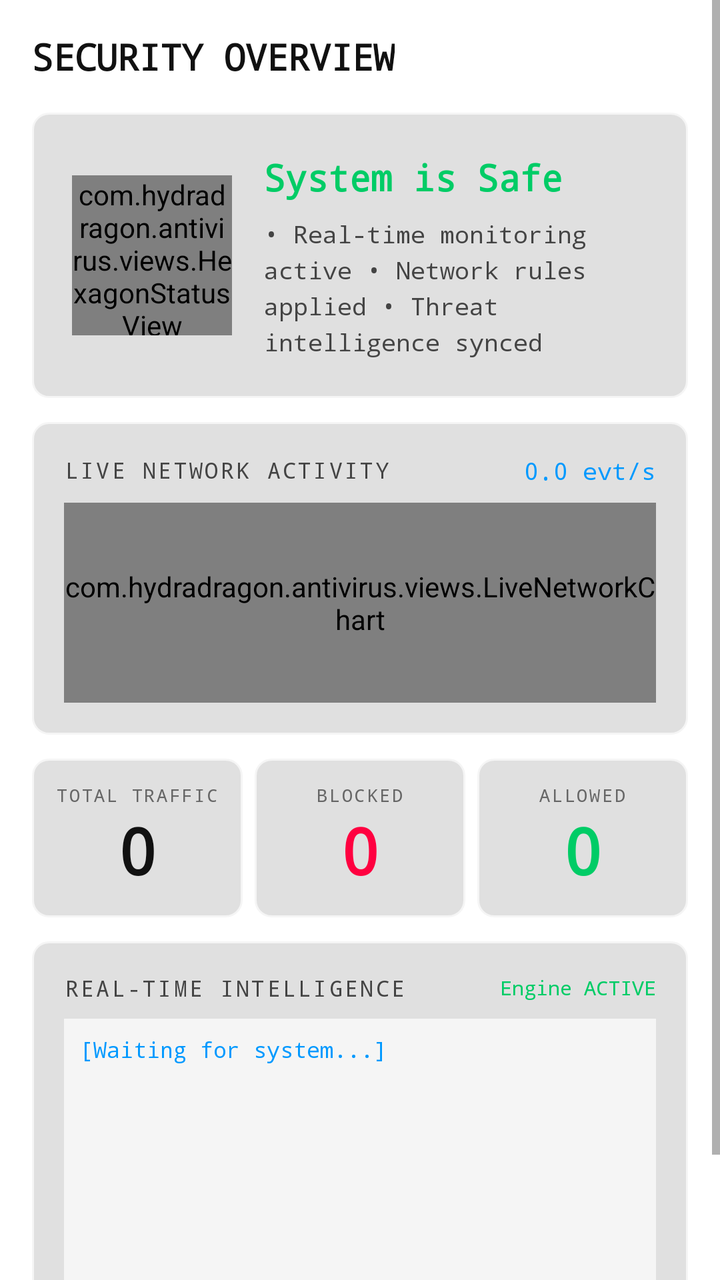
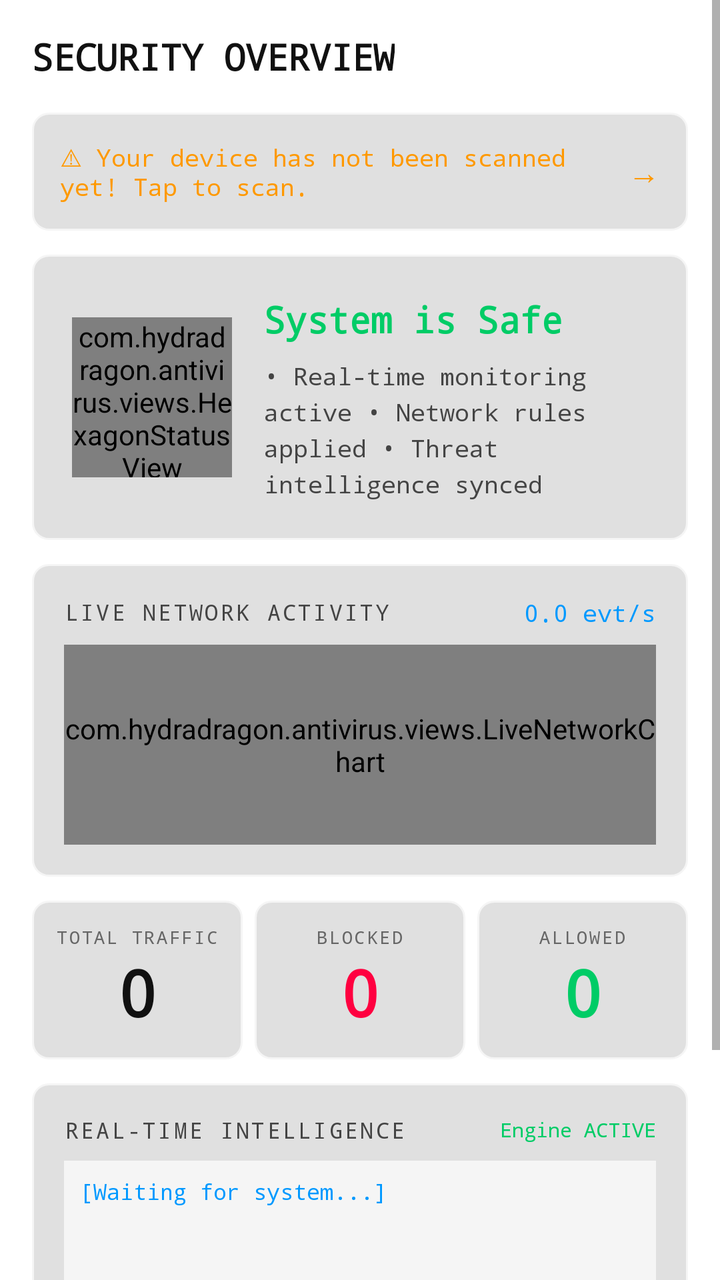

Screens rendered from an Android XML layout before and after an edit, with the pre-edit source and the edit as a unified diff.
<!-- AndroidManifest.xml: application theme Theme.HydraDragon -->
<!-- res/layout/fragment_dashboard.xml -->
<?xml version="1.0" encoding="utf-8"?>
<ScrollView
    xmlns:android="http://schemas.android.com/apk/res/android"
    xmlns:app="http://schemas.android.com/apk/res-auto"
    android:layout_width="match_parent"
    android:layout_height="match_parent"
    android:background="@color/bg_primary"
    android:fillViewport="true">

    <LinearLayout
        android:layout_width="match_parent"
        android:layout_height="wrap_content"
        android:orientation="vertical"
        android:padding="16dp">

        
        <TextView
            android:layout_width="wrap_content"
            android:layout_height="wrap_content"
            android:text="@string/security_overview"
            android:textColor="@color/text_primary"
            android:textSize="18sp"
            android:fontFamily="monospace"
            android:textStyle="bold"
            android:layout_marginBottom="16dp"/>

        
        <LinearLayout
            android:id="@+id/layout_scan_reminder"
            android:layout_width="match_parent"
            android:layout_height="wrap_content"
            android:orientation="horizontal"
            android:background="@drawable/bg_card"
            android:padding="14dp"
            android:layout_marginBottom="12dp"
            android:clickable="true"
            android:focusable="true"
            android:visibility="gone">

            <TextView
                android:layout_width="0dp"
                android:layout_height="wrap_content"
                android:layout_weight="1"
                android:text="@string/scan_reminder"
                android:textColor="@color/warning_orange"
                android:textSize="12sp"
                android:fontFamily="monospace"
                android:gravity="center_vertical"/>

            <TextView
                android:layout_width="wrap_content"
                android:layout_height="wrap_content"
                android:text="→"
                android:textColor="@color/warning_orange"
                android:textSize="16sp"
                android:fontFamily="monospace"
                android:layout_gravity="center_vertical"
                android:layout_marginStart="8dp"/>
        </LinearLayout>

        
        <LinearLayout
            android:layout_width="match_parent"
            android:layout_height="wrap_content"
            android:orientation="horizontal"
            android:background="@drawable/bg_card"
            android:padding="20dp"
            android:layout_marginBottom="12dp">

            
            <com.hydradragon.antivirus.views.HexagonStatusView
                android:id="@+id/hexagon_status"
                android:layout_width="80dp"
                android:layout_height="80dp"
                android:layout_marginEnd="16dp"
                android:layout_gravity="center_vertical"/>

            
            <LinearLayout
                android:layout_width="0dp"
                android:layout_height="wrap_content"
                android:layout_weight="1"
                android:orientation="vertical"
                android:gravity="center_vertical">

                <TextView
                    android:id="@+id/tv_security_status"
                    android:layout_width="wrap_content"
                    android:layout_height="wrap_content"
                    android:text="@string/system_is_safe"
                    android:textColor="@color/neon_green"
                    android:textSize="18sp"
                    android:fontFamily="monospace"
                    android:textStyle="bold"
                    android:layout_marginBottom="8dp"/>

                <TextView
                    android:id="@+id/tv_status_desc"
                    android:layout_width="wrap_content"
                    android:layout_height="wrap_content"
                    android:text="@string/system_safe_desc"
                    android:textColor="@color/text_secondary"
                    android:textSize="12sp"
                    android:fontFamily="monospace"
                    android:lineSpacingExtra="4dp"/>
            </LinearLayout>
        </LinearLayout>

        
        <LinearLayout
            android:layout_width="match_parent"
            android:layout_height="wrap_content"
            android:orientation="vertical"
            android:background="@drawable/bg_card"
            android:padding="16dp"
            android:layout_marginBottom="12dp">

            <LinearLayout
                android:layout_width="match_parent"
                android:layout_height="wrap_content"
                android:orientation="horizontal"
                android:gravity="center_vertical"
                android:layout_marginBottom="8dp">

                <TextView
                    android:layout_width="0dp"
                    android:layout_height="wrap_content"
                    android:layout_weight="1"
                    android:text="@string/live_network_activity"
                    android:textColor="@color/text_secondary"
                    android:textSize="11sp"
                    android:fontFamily="monospace"
                    android:letterSpacing="0.1"/>

                <TextView
                    android:id="@+id/tv_live_rate"
                    android:layout_width="wrap_content"
                    android:layout_height="wrap_content"
                    android:text="0.0 evt/s"
                    android:textColor="@color/neon_cyan"
                    android:textSize="12sp"
                    android:fontFamily="monospace"/>
            </LinearLayout>

            <com.hydradragon.antivirus.views.LiveNetworkChart
                android:id="@+id/network_chart"
                android:layout_width="match_parent"
                android:layout_height="100dp"
                android:background="@color/bg_secondary"/>
        </LinearLayout>

        
        <LinearLayout
            android:layout_width="match_parent"
            android:layout_height="wrap_content"
            android:orientation="horizontal"
            android:layout_marginBottom="12dp">

            
            <LinearLayout
                android:layout_width="0dp"
                android:layout_height="wrap_content"
                android:layout_weight="1"
                android:orientation="vertical"
                android:background="@drawable/bg_card"
                android:padding="12dp"
                android:gravity="center"
                android:layout_marginEnd="6dp">

                <TextView
                    android:layout_width="wrap_content"
                    android:layout_height="wrap_content"
                    android:text="@string/total_traffic"
                    android:textColor="@color/text_dim"
                    android:textSize="9sp"
                    android:fontFamily="monospace"
                    android:letterSpacing="0.1"/>

                <TextView
                    android:id="@+id/tv_total_traffic"
                    android:layout_width="wrap_content"
                    android:layout_height="wrap_content"
                    android:text="0"
                    android:textColor="@color/text_primary"
                    android:textSize="32sp"
                    android:fontFamily="monospace"
                    android:textStyle="bold"/>
            </LinearLayout>

            
            <LinearLayout
                android:layout_width="0dp"
                android:layout_height="wrap_content"
                android:layout_weight="1"
                android:orientation="vertical"
                android:background="@drawable/bg_card"
                android:padding="12dp"
                android:gravity="center"
                android:layout_marginEnd="6dp">

                <TextView
                    android:layout_width="wrap_content"
                    android:layout_height="wrap_content"
                    android:text="@string/blocked"
                    android:textColor="@color/text_dim"
                    android:textSize="9sp"
                    android:fontFamily="monospace"
                    android:letterSpacing="0.1"/>

                <TextView
                    android:id="@+id/tv_blocked"
                    android:layout_width="wrap_content"
                    android:layout_height="wrap_content"
                    android:text="0"
                    android:textColor="@color/threat_red"
                    android:textSize="32sp"
                    android:fontFamily="monospace"
                    android:textStyle="bold"/>
            </LinearLayout>

            
            <LinearLayout
                android:layout_width="0dp"
                android:layout_height="wrap_content"
                android:layout_weight="1"
                android:orientation="vertical"
                android:background="@drawable/bg_card"
                android:padding="12dp"
                android:gravity="center">

                <TextView
                    android:layout_width="wrap_content"
                    android:layout_height="wrap_content"
                    android:text="@string/allowed"
                    android:textColor="@color/text_dim"
                    android:textSize="9sp"
                    android:fontFamily="monospace"
                    android:letterSpacing="0.1"/>

                <TextView
                    android:id="@+id/tv_allowed"
                    android:layout_width="wrap_content"
                    android:layout_height="wrap_content"
                    android:text="0"
                    android:textColor="@color/neon_green"
                    android:textSize="32sp"
                    android:fontFamily="monospace"
                    android:textStyle="bold"/>
            </LinearLayout>
        </LinearLayout>

        
        <LinearLayout
            android:layout_width="match_parent"
            android:layout_height="wrap_content"
            android:orientation="vertical"
            android:background="@drawable/bg_card"
            android:padding="16dp"
            android:layout_marginBottom="8dp">

            <LinearLayout
                android:layout_width="match_parent"
                android:layout_height="wrap_content"
                android:orientation="horizontal"
                android:gravity="center_vertical"
                android:layout_marginBottom="8dp">

                <TextView
                    android:layout_width="0dp"
                    android:layout_height="wrap_content"
                    android:layout_weight="1"
                    android:text="@string/realtime_intelligence"
                    android:textColor="@color/text_secondary"
                    android:textSize="11sp"
                    android:fontFamily="monospace"
                    android:letterSpacing="0.1"/>

                <TextView
                    android:id="@+id/tv_engine_status"
                    android:layout_width="wrap_content"
                    android:layout_height="wrap_content"
                    android:text="@string/engine_active"
                    android:textColor="@color/neon_green"
                    android:textSize="10sp"
                    android:fontFamily="monospace"/>
            </LinearLayout>

            
            <TextView
                android:id="@+id/tv_threat_feed"
                android:layout_width="match_parent"
                android:layout_height="160dp"
                android:background="@color/bg_secondary"
                android:padding="8dp"
                android:textColor="@color/neon_cyan"
                android:textSize="11sp"
                android:fontFamily="monospace"
                android:gravity="top"
                android:text="@string/system_waiting"
                android:scrollbars="vertical"
                android:overScrollMode="always"/>
        </LinearLayout>

    </LinearLayout>
</ScrollView>
<!-- resources referenced by this layout -->
<resources>
  <color name="bg_primary">#FFFFFF</color>
  <color name="bg_secondary">#F5F5F5</color>
  <color name="neon_cyan">#0099FF</color>
  <color name="neon_green">#00CC66</color>
  <color name="text_dim">#666666</color>
  <color name="text_primary">#111111</color>
  <color name="text_secondary">#444444</color>
  <color name="threat_red">#FF0040</color>
  <color name="warning_orange">#FF9900</color>
  <!-- drawable bg_card (drawable) -->
  <?xml version="1.0" encoding="utf-8"?>
  <shape xmlns:android="http://schemas.android.com/apk/res/android" android:shape="rectangle">
      <solid android:color="@color/bg_card"/>
      <corners android:radius="8dp"/>
      <stroke android:width="1dp" android:color="@color/bg_secondary"/>
  </shape>
  <string name="allowed">ALLOWED</string>
  <string name="blocked">BLOCKED</string>
  <string name="engine_active">Engine ACTIVE</string>
  <string name="live_network_activity">LIVE NETWORK ACTIVITY</string>
  <string name="realtime_intelligence">REAL-TIME INTELLIGENCE</string>
  <string name="scan_reminder">⚠ Your device has not been scanned yet! Tap to scan.</string>
  <string name="security_overview">SECURITY OVERVIEW</string>
  <string name="system_is_safe">System is Safe</string>
  <string name="system_safe_desc">• Real-time monitoring active
  • Network rules applied
  • Threat intelligence synced</string>
  <string name="system_waiting">[Waiting for system...]</string>
  <string name="total_traffic">TOTAL TRAFFIC</string>
  <style name="Theme.HydraDragon" parent="Theme.AppCompat.DayNight.NoActionBar">
          <item name="colorPrimary">@color/neon_green</item>
          <item name="colorPrimaryDark">@color/bg_primary</item>
          <item name="colorAccent">@color/neon_cyan</item>
          <item name="android:windowBackground">@color/bg_primary</item>
          <item name="android:statusBarColor">@color/bg_primary</item>
          <item name="android:navigationBarColor">@color/nav_bg</item>
      </style>
  <color name="bg_card">#E0E0E0</color>
  <color name="nav_bg">#EAEAEA</color>
</resources>

<!-- the commit's change to res/layout/fragment_dashboard.xml (unified diff, before → after) -->
@@ -35,7 +35,7 @@
             android:layout_marginBottom="12dp"
             android:clickable="true"
             android:focusable="true"
-            android:visibility="gone">
+            android:visibility="visible">
 
             <TextView
                 android:layout_width="0dp"
